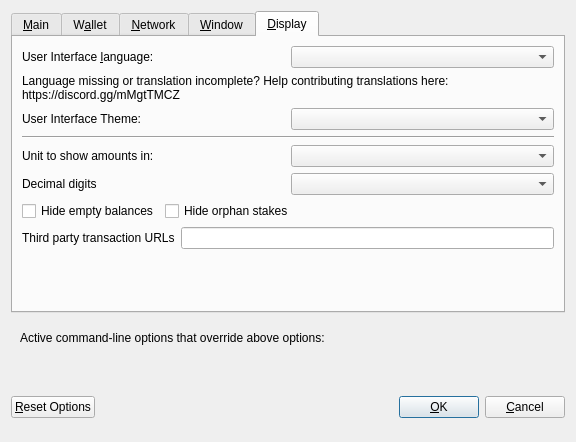
Old version of the form src/qt/forms/optionsdialog.ui in the repository rigvid-dev/rigvid.
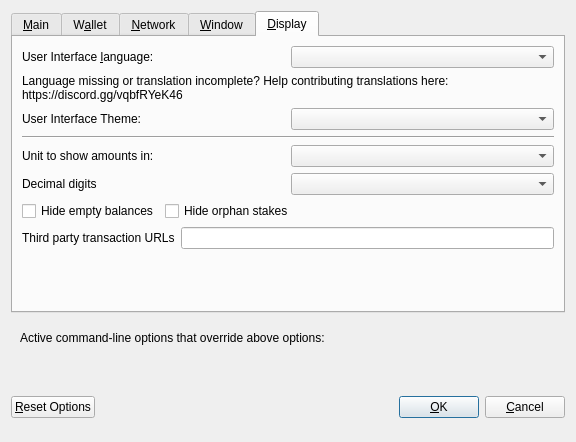
New version of the form. The open tabs and pages were chosen to show the change. Custom widgets are drawn as their Qt base class.

Commit message: discord link updated

What changed in the file:
```diff
--- a/src/qt/forms/optionsdialog.ui
+++ b/src/qt/forms/optionsdialog.ui
@@ -533,7 +533,7 @@
          </property>
          <property name="text">
           <string>Language missing or translation incomplete? Help contributing translations here:
-https://discord.gg/mMgtTMCZ</string>
+https://discord.gg/vqbfRYeK46</string>
          </property>
          <property name="wordWrap">
           <bool>true</bool>
```
The commit also changes 18 other files.
